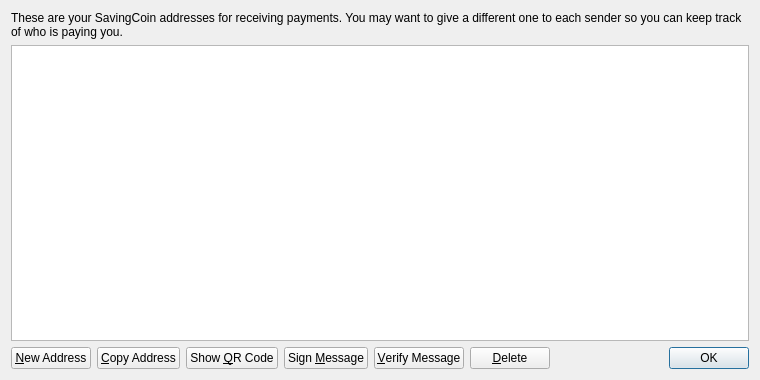
PumpCoinDEV/PumpCoin, file src/qt/forms/addressbookpage.ui: the form before one commit.
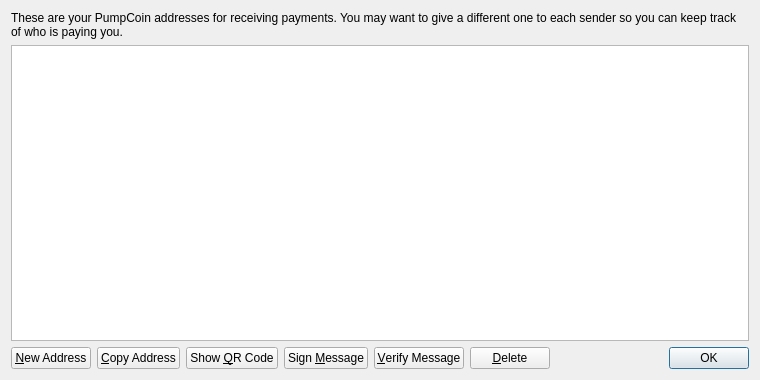
The form after the commit. Icons and pictures are not drawn.

```diff
--- a/src/qt/forms/addressbookpage.ui
+++ b/src/qt/forms/addressbookpage.ui
@@ -17,7 +17,7 @@
    <item>
     <widget class="QLabel" name="labelExplanation">
      <property name="text">
-      <string>These are your SavingCoin addresses for receiving payments. You may want to give a different one to each sender so you can keep track of who is paying you.</string>
+      <string>These are your PumpCoin addresses for receiving payments. You may want to give a different one to each sender so you can keep track of who is paying you.</string>
      </property>
      <property name="textFormat">
       <enum>Qt::PlainText</enum>
```
